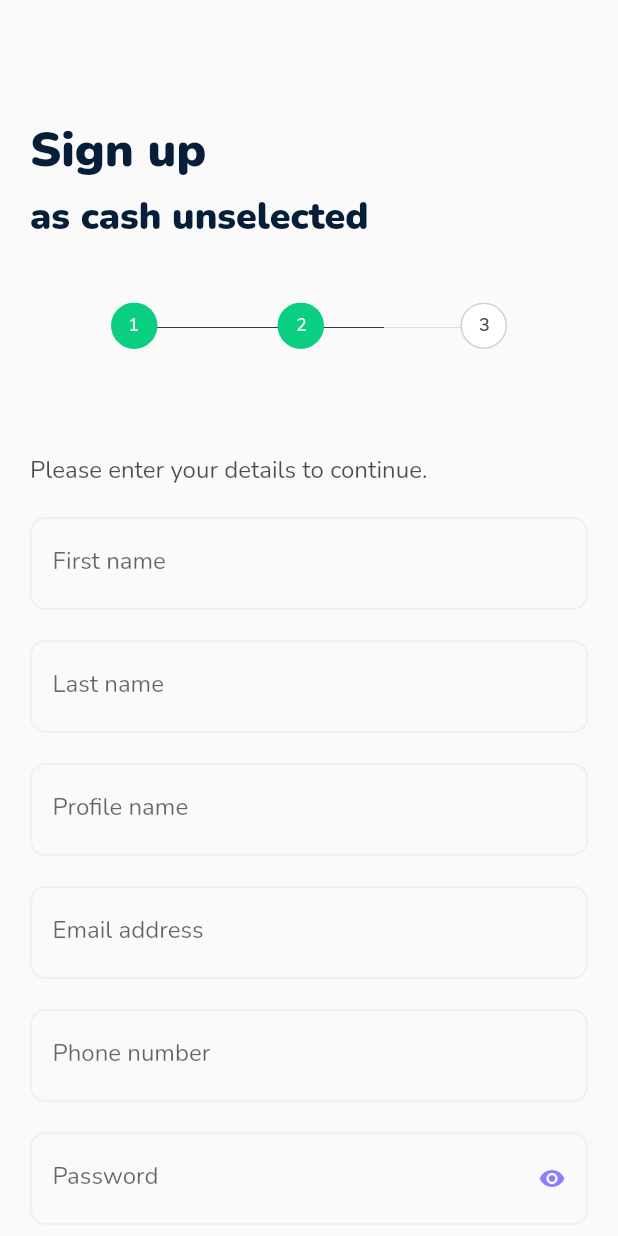
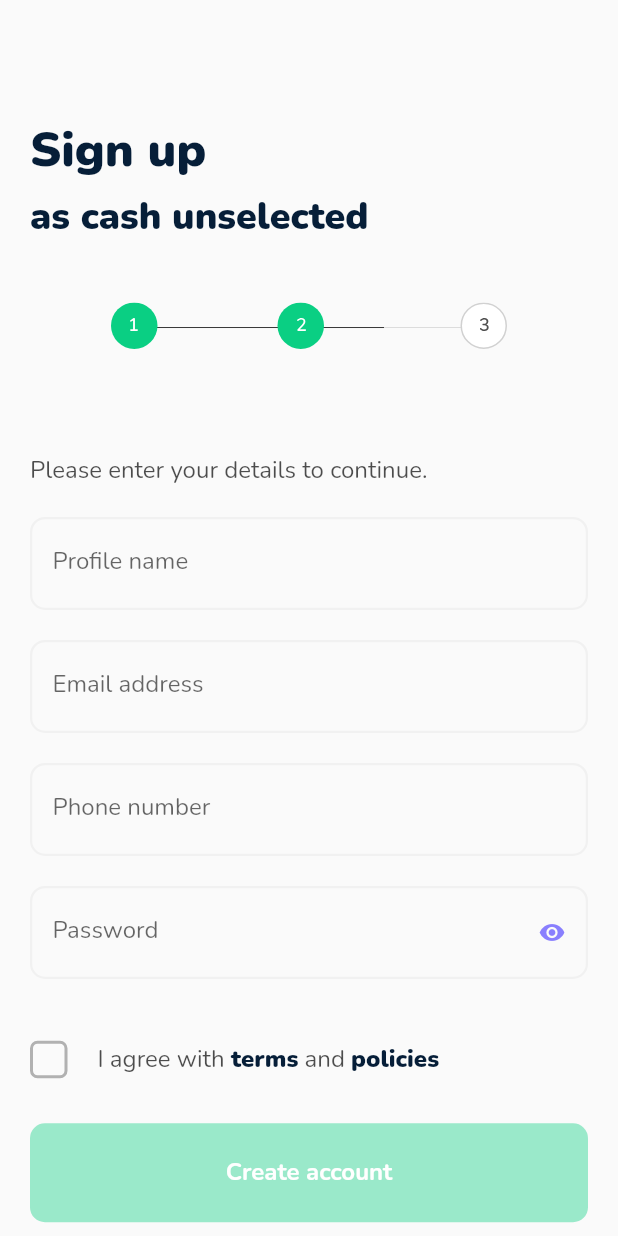
Before and after one commit to marvelmikel/cash-xchanger, a Flutter app: the UserSignUpScreen screen opened by its route, on a phone screen of 412 x 824 dp. Run offline on Flutter 3.47's test engine with Material 2 defaults, Android fonts, the phone set to English and light mode, and no system bars; drawn by our look-alikes of flutter_fadein, smooth_page_indicator; our stand-ins replace avatar_glow, date_picker_timeline, fade_shimmer, flutter_bloc, flutter_svg, fluttertoast and 7 more; missing offline and left inert: flutter_paystack; accounts and stored records are empty.

Commit message:
made patch for signup details

```diff
--- a/lib/database/models/auth/register_model.dart
+++ b/lib/database/models/auth/register_model.dart
@@ -2,9 +2,7 @@ class RegisterModel {
   RegisterModel({
     this.email,
     this.password,
-    this.firstName,
     this.username,
-    this.lastName,
     this.phoneNumber,
     this.isVendor,
   });
@@ -12,16 +10,12 @@ class RegisterModel {
   RegisterModel.fromJson(dynamic json) {
     email = json['email'];
     password = json['password'];
-    firstName = json['first_name'];
-    lastName = json['last_name'];
-    username = json['username'];
+    username = json['profile_name'];
     phoneNumber = json['phone_number'];
     isVendor = json['is_vendor'];
   }
   String? email;
   String? password;
-  String? firstName;
-  String? lastName;
   String? username;
   String? phoneNumber;
   bool? isVendor;
@@ -30,9 +24,7 @@ class RegisterModel {
     final map = <String, dynamic>{};
     map['email'] = email;
     map['password'] = password;
-    map['username'] = username;
-    map['first_name'] = firstName;
-    map['last_name'] = lastName;
+    map['profile_name'] = username;
     map['phone_number'] = phoneNumber;
     map['is_vendor'] = isVendor;
     return map;
--- a/lib/ui/global_widgets/global_text_field.dart
+++ b/lib/ui/global_widgets/global_text_field.dart
@@ -5,6 +5,7 @@ import 'package:flutter/services.dart';
 
 class GlobalTextField extends StatefulWidget {
   final String fieldName;
+  final String hintText;
   final TextInputType keyBoardType;
   final TextEditingController textController;
   final int maxLength;
@@ -18,6 +19,7 @@ class GlobalTextField extends StatefulWidget {
       required this.fieldName,
       required this.keyBoardType,
       required this.textController,
+        this.hintText = '',
       this.removeSpace = true,
       this.obscureText = false,
       this.isCenterText = false,
@@ -56,6 +58,7 @@ class _GlobalTextFieldState extends State<GlobalTextField> {
         ),
         decoration: InputDecoration(
           labelText: widget.fieldName,
+          hintText: widget.hintText,
           floatingLabelStyle: TextStyle(color: GlobalColors.purpleBlue),
           isDense: true,
           contentPadding:
--- a/lib/ui/sign_up_screen/user_sign_up_screen.dart
+++ b/lib/ui/sign_up_screen/user_sign_up_screen.dart
@@ -26,11 +26,6 @@ class _UserSignUpScreenState extends State<UserSignUpScreen> {
   GlobalKey<FormState> formKey = GlobalKey();
 
   final userNameController = TextEditingController();
-
-  final lastNameController = TextEditingController();
-
-  final firstNameController = TextEditingController();
-
   final emailController = TextEditingController();
 
   final phoneNumberController = TextEditingController();
@@ -75,14 +70,6 @@ class _UserSignUpScreenState extends State<UserSignUpScreen> {
                         style: GlobalTextStyles.regularText(context: context),
                       ),
                       GlobalTextField(
-                          fieldName: 'First name',
-                          keyBoardType: TextInputType.name,
-                          textController: firstNameController),
-                      GlobalTextField(
-                          fieldName: 'Last name',
-                          keyBoardType: TextInputType.name,
-                          textController: lastNameController),
-                      GlobalTextField(
                           fieldName: 'Profile name',
                           keyBoardType: TextInputType.text,
                           textController: userNameController),
@@ -93,6 +80,7 @@ class _UserSignUpScreenState extends State<UserSignUpScreen> {
                       GlobalTextField(
                           fieldName: 'Phone number',
                           maxLength: 14,
+                          hintText: 'ex +2348103456789',
                           keyBoardType: TextInputType.phone,
                           textController: phoneNumberController),
                       GlobalTextField(
@@ -167,8 +155,6 @@ class _UserSignUpScreenState extends State<UserSignUpScreen> {
                               context.read<RegisterCubit>().register(
                                   payload: RegisterModel(
                                     username: userNameController.text,
-                                    firstName: firstNameController.text,
-                                    lastName: lastNameController.text,
                                     email: emailController.text,
                                     isVendor: value.toString() != 'user',
                                     phoneNumber: phoneNumberController.text,
```
